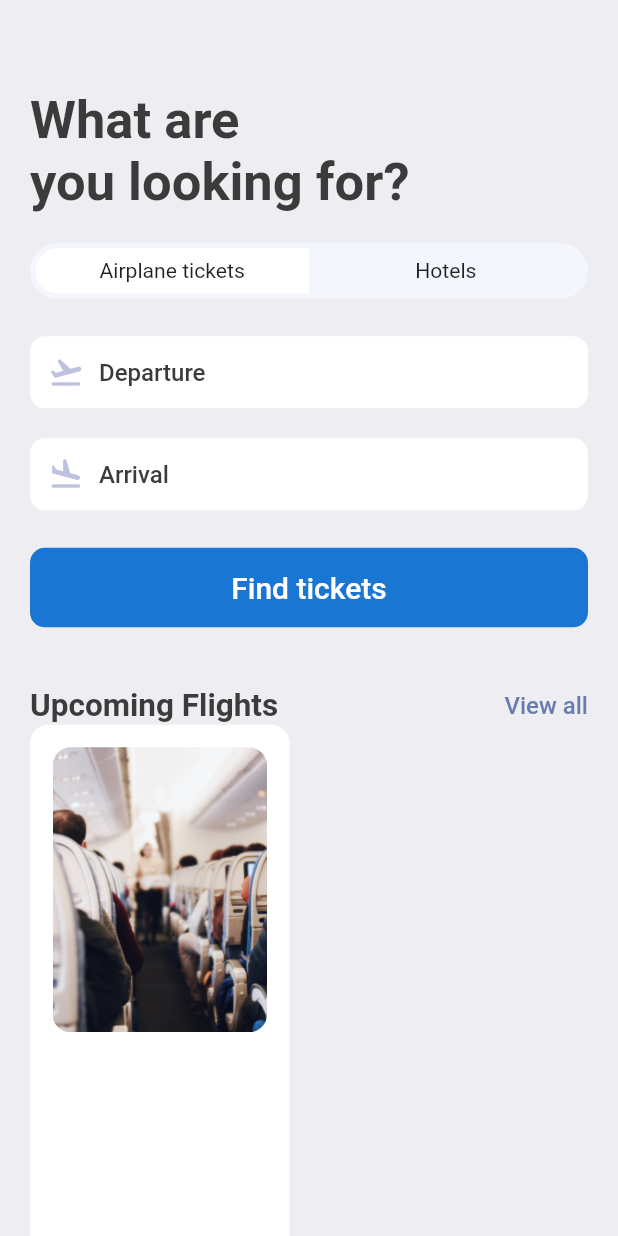
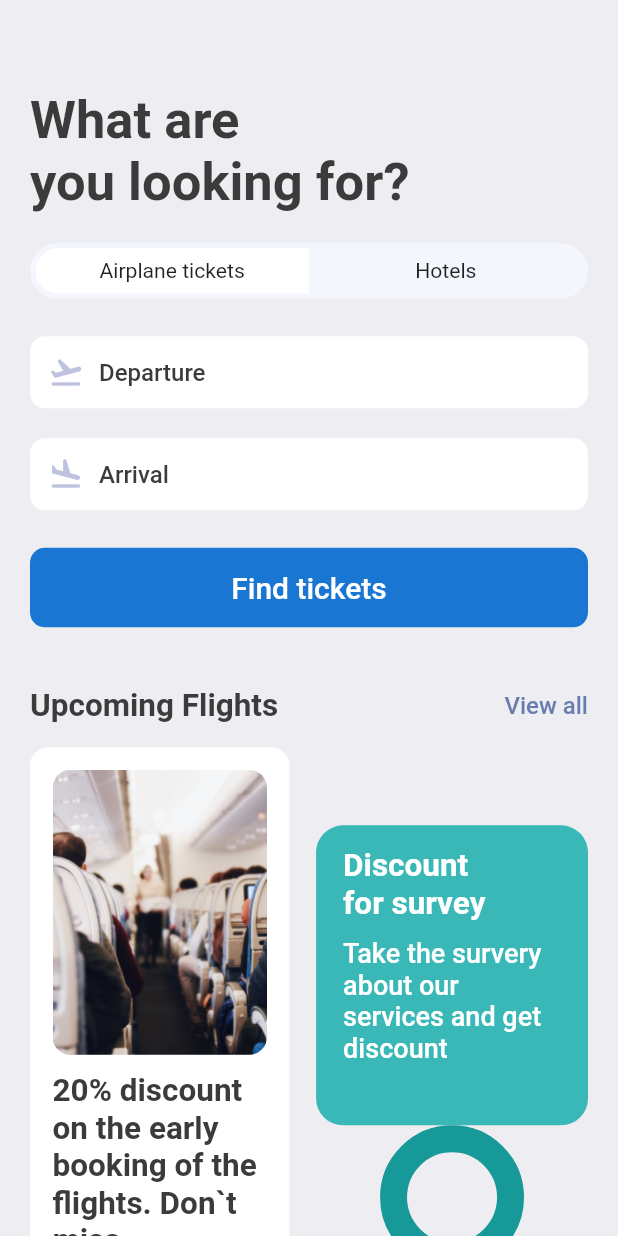
Before and after one commit to gnulitskaya/tickets-booking--app, a Flutter app: the SearchScreen screen opened directly, on a phone screen of 412 x 824 dp. Run offline on Flutter 3.47's test engine with Material 2 defaults, Android fonts, the phone set to English and light mode, and no system bars; our stand-ins replace fluentui_icons, gap, get.

Commit message:
add block to settings

```diff
--- a/lib/screens/search_screen.dart
+++ b/lib/screens/search_screen.dart
@@ -88,7 +88,9 @@ class SearchScreen extends StatelessWidget {
           ),
           Gap(AppLayout.getHeight(40)),
           const ViewAll(bigText: 'Upcoming Flights', smallText: 'View all'),
+          Gap(AppLayout.getHeight(15)),
           Row(
+            mainAxisAlignment: MainAxisAlignment.spaceBetween,
             children: [
               Container(
                 decoration: BoxDecoration(
@@ -109,9 +111,57 @@ class SearchScreen extends StatelessWidget {
                         image: DecorationImage(
                             fit: BoxFit.cover,
                             image: AssetImage('assets/images/sit.jpg'))),
+                  ),
+                  Gap(AppLayout.getHeight(12)),
+                  Text(
+                    '20% discount on the early booking of the flights. Don`t miss.',
+                    style: Styles.headLineStyle2,
                   )
                 ]),
               ),
+              Column(
+                children: [
+                  Container(
+                    width: size.width * 0.44,
+                    height: AppLayout.getHeight(200),
+                    decoration: BoxDecoration(
+                        color: Color(0xFF3AB8B8),
+                        borderRadius:
+                            BorderRadius.circular(AppLayout.getHeight(18))),
+                    padding: EdgeInsets.symmetric(
+                        vertical: AppLayout.getHeight(15),
+                        horizontal: AppLayout.getWidth(18)),
+                    child: Column(
+                        crossAxisAlignment: CrossAxisAlignment.start,
+                        children: [
+                          Text(
+                            'Discount \nfor survey',
+                            style: Styles.headLineStyle2.copyWith(
+                                color: Colors.white,
+                                fontWeight: FontWeight.bold),
+                          ),
+                          Gap(AppLayout.getHeight(10)),
+                          Text(
+                            'Take the survery about our services and get discount',
+                            style: Styles.headLineStyle2.copyWith(
+                                color: Colors.white,
+                                fontWeight: FontWeight.w500,
+                                fontSize: 18),
+                          ),
+                        ]),
+                  ),
+                  Container(
+                    padding: EdgeInsets.all(AppLayout.getHeight(30)),
+                    decoration: BoxDecoration(
+                        shape: BoxShape.circle,
+                        border: Border.all(
+                          width: 18,
+                          color: Color(0xFF189999),
+                        ),
+                        color: Colors.transparent),
+                  )
+                ],
+              )
             ],
           ),
         ],
```
